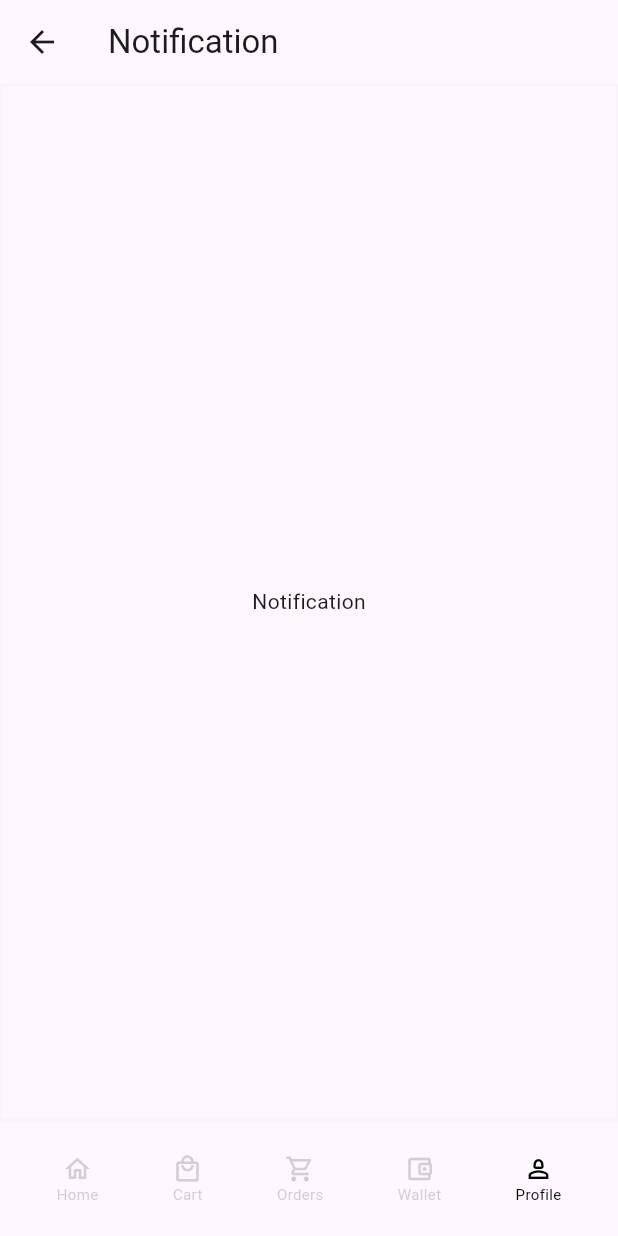
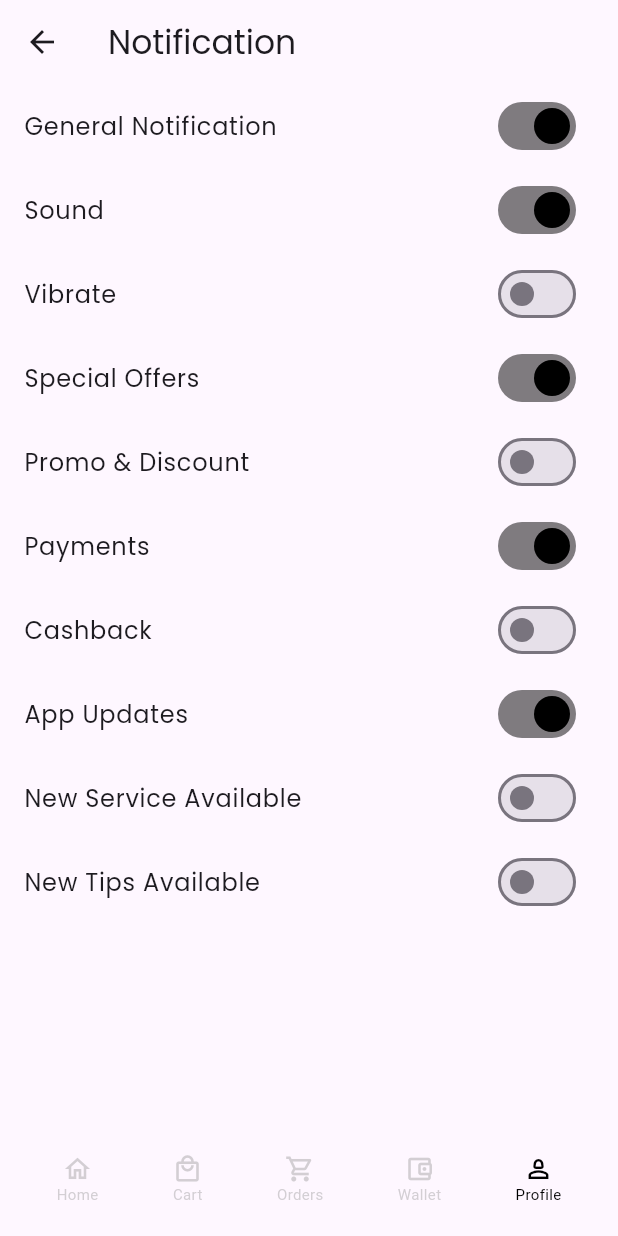
Before and after one commit to sennachu/Funica_Mobile, a Flutter app: the NotificationScreen screen opened by its route, on a phone screen of 412 x 824 dp. Run offline on Flutter 3.47's test engine with Material 3 defaults, Android fonts, the light colour scheme and no system bars; our stand-ins replace carousel_slider, flutter_secure_storage, gap, go_router, google_fonts, preload_page_view and 1 more; missing offline and left inert: grock; accounts and stored records are empty.

Commit message:
notification screen designed

```diff
--- a/lib/screens/profile_sec/notification.dart
+++ b/lib/screens/profile_sec/notification.dart
@@ -1,6 +1,7 @@
 import 'package:flutter/material.dart';
 import 'package:funica_mobile/widgets/bottomNavigation.dart';
 import 'package:go_router/go_router.dart';
+import 'package:google_fonts/google_fonts.dart';
 
 class NotificationScreen extends StatefulWidget {
   const NotificationScreen({super.key});
@@ -20,30 +21,163 @@ class _NotificationScreenState extends State<NotificationScreen> {
             GoRouter.of(context).go('/profile');
           },
         ),
-        title: Text("Notification"),
+        title: Text(
+          "Notification",
+          style: GoogleFonts.poppins(),
+        ),
       ),
-      body: Column(
-        children: [
-          Expanded(
-            child: Container(
-              decoration: BoxDecoration(
-                border: Border.all(
-                  color: Color.fromARGB(9, 137, 137, 137),
-                ),
+      body: Expanded(
+        child: ListView(
+          children: [
+            ListTile(
+              title: Text(
+                "General Notification",
+                style: GoogleFonts.poppins(),
               ),
-              child: Center(child: Text("Notification")),
-            ),
-          ),
-          Container(
-            decoration: BoxDecoration(
-              border: Border.all(
-                color: Color.fromARGB(9, 137, 137, 137),
+              trailing: Switch(
+                value: true,
+                activeColor: Colors.black,
+                onChanged: (value) {
+                  setState(() {
+                    // Handle switch state changes here
+                  });
+                },
               ),
             ),
-          ),
-          BottomNavigator(selectedIndex: 4),
-        ],
+            ListTile(
+              title: Text(
+                "Sound",
+                style: GoogleFonts.poppins(),
+              ),
+              trailing: Switch(
+                value: true,
+                activeColor: Colors.black,
+                onChanged: (value) {
+                  setState(() {
+                    // Handle switch state changes here
+                  });
+                },
+              ),
+            ),
+            ListTile(
+              title: Text(
+                "Vibrate",
+                style: GoogleFonts.poppins(),
+              ),
+              trailing: Switch(
+                value: false,
+                onChanged: (value) {
+                  setState(() {
+                    // Handle switch state changes here
+                  });
+                },
+              ),
+            ),
+            ListTile(
+              title: Text(
+                "Special Offers",
+                style: GoogleFonts.poppins(),
+              ),
+              trailing: Switch(
+                value: true,
+                activeColor: Colors.black,
+                onChanged: (value) {
+                  setState(() {
+                    // Handle switch state changes here
+                  });
+                },
+              ),
+            ),
+            ListTile(
+              title: Text(
+                "Promo & Discount",
+                style: GoogleFonts.poppins(),
+              ),
+              trailing: Switch(
+                value: false,
+                onChanged: (value) {
+                  setState(() {
+                    // Handle switch state changes here
+                  });
+                },
+              ),
+            ),
+            ListTile(
+              title: Text(
+                "Payments",
+                style: GoogleFonts.poppins(),
+              ),
+              trailing: Switch(
+                value: true,
+                activeColor: Colors.black,
+                onChanged: (value) {
+                  setState(() {
+                    // Handle switch state changes here
+                  });
+                },
+              ),
+            ),
+            ListTile(
+              title: Text(
+                "Cashback",
+                style: GoogleFonts.poppins(),
+              ),
+              trailing: Switch(
+                value: false,
+                onChanged: (value) {
+                  setState(() {
+                    // Handle switch state changes here
+                  });
+                },
+              ),
+            ),
+            ListTile(
+              title: Text(
+                "App Updates",
+                style: GoogleFonts.poppins(),
+              ),
+              trailing: Switch(
+                value: true,
+                activeColor: Colors.black,
+                onChanged: (value) {
+                  setState(() {
+                    // Handle switch state changes here
+                  });
+                },
+              ),
+            ),
+            ListTile(
+              title: Text(
+                "New Service Available",
+                style: GoogleFonts.poppins(),
+              ),
+              trailing: Switch(
+                value: false,
+                onChanged: (value) {
+                  setState(() {
+                    // Handle switch state changes here
+                  });
+                },
+              ),
+            ),
+            ListTile(
+              title: Text(
+                "New Tips Available",
+                style: GoogleFonts.poppins(),
+              ),
+              trailing: Switch(
+                value: false,
+                onChanged: (value) {
+                  setState(() {
+                    // Handle switch state changes here
+                  });
+                },
+              ),
+            ),
+          ],
+        ),
       ),
+      bottomNavigationBar: BottomNavigator(selectedIndex: 4),
     );
   }
 }
```
